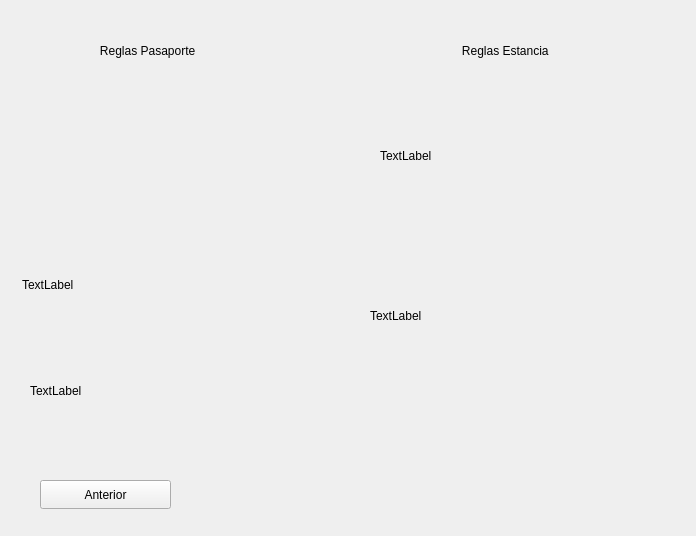
First picture: the form in GameScreen/libroreglas.ui, repository 0tomi/POO-TP, before the edit.
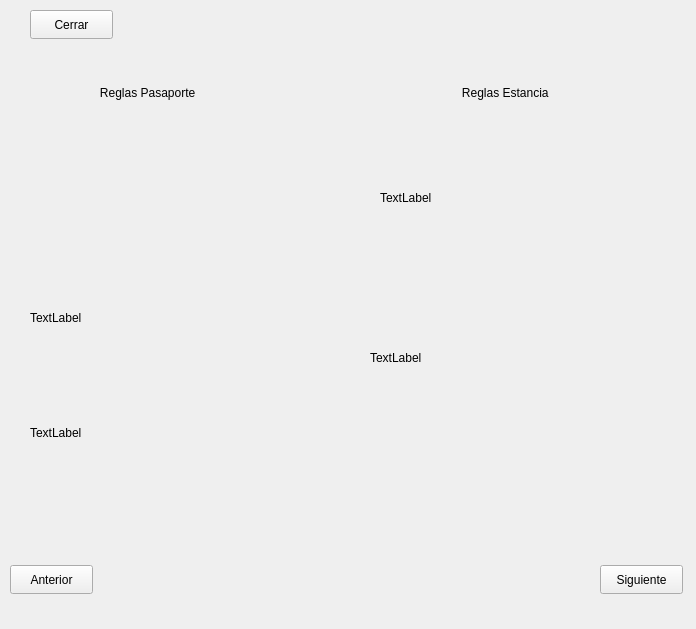
Second picture: the form after the edit. The open tabs and pages were chosen to show the change. Icons and pictures are not drawn.

```diff
--- a/GameScreen/libroreglas.ui
+++ b/GameScreen/libroreglas.ui
@@ -7,7 +7,7 @@
     <x>0</x>
     <y>0</y>
     <width>696</width>
-    <height>536</height>
+    <height>629</height>
    </rect>
   </property>
   <property name="windowTitle">
@@ -18,7 +18,7 @@
 	border-image: url(:/Resources/Documentos/abierto2 (1).png);
 }</string>
   </property>
-  <layout class="QHBoxLayout" name="horizontalLayout">
+  <layout class="QVBoxLayout" name="verticalLayout" stretch="1,12,2">
    <property name="spacing">
     <number>0</number>
    </property>
@@ -34,8 +34,28 @@
    <property name="bottomMargin">
     <number>0</number>
    </property>
+   <item>
+    <widget class="QWidget" name="CloseButton" native="true">
+     <widget class="QPushButton" name="BotonCerrar">
+      <property name="geometry">
+       <rect>
+        <x>30</x>
+        <y>10</y>
+        <width>83</width>
+        <height>29</height>
+       </rect>
+      </property>
+      <property name="text">
+       <string>Cerrar</string>
+      </property>
+     </widget>
+    </widget>
+   </item>
    <item>
     <widget class="QStackedWidget" name="LibroReglas">
+     <property name="autoFillBackground">
+      <bool>true</bool>
+     </property>
      <property name="styleSheet">
       <string notr="true">#LibroReglas{
 border-image: url(:/Resources/Documentos/abierto2 (1).png);
@@ -151,29 +171,12 @@
         <string/>
        </property>
       </widget>
-      <widget class="QPushButton" name="BotonAnterior">
-       <property name="geometry">
-        <rect>
-         <x>40</x>
-         <y>480</y>
-         <width>131</width>
-         <height>29</height>
-        </rect>
-       </property>
-       <property name="styleSheet">
-        <string notr="true">border-image: url(:/Resources/Documentos/pixil-frame-0 (5).png);
-color: rgb(0, 0, 0);</string>
-       </property>
-       <property name="text">
-        <string>Anterior</string>
-       </property>
-      </widget>
       <widget class="QLabel" name="EdadPermitida">
        <property name="geometry">
         <rect>
-         <x>22</x>
-         <y>229</y>
-         <width>291</width>
+         <x>30</x>
+         <y>220</y>
+         <width>281</width>
          <height>111</height>
         </rect>
        </property>
@@ -239,6 +242,79 @@
      </widget>
     </widget>
    </item>
+   <item>
+    <widget class="QStackedWidget" name="StackedBotones">
+     <property name="autoFillBackground">
+      <bool>false</bool>
+     </property>
+     <property name="styleSheet">
+      <string notr="true">#StackedBotones{
+	
+}</string>
+     </property>
+     <property name="currentIndex">
+      <number>2</number>
+     </property>
+     <widget class="QWidget" name="BotonesSigAnt">
+      <widget class="QPushButton" name="Siguiente">
+       <property name="geometry">
+        <rect>
+         <x>600</x>
+         <y>20</y>
+         <width>83</width>
+         <height>29</height>
+        </rect>
+       </property>
+       <property name="text">
+        <string>Siguiente</string>
+       </property>
+      </widget>
+      <widget class="QPushButton" name="Anterior">
+       <property name="geometry">
+        <rect>
+         <x>10</x>
+         <y>20</y>
+         <width>83</width>
+         <height>29</height>
+        </rect>
+       </property>
+       <property name="text">
+        <string>Anterior</string>
+       </property>
+      </widget>
+     </widget>
+     <widget class="QWidget" name="SoloAnterior">
+      <widget class="QPushButton" name="Anterior_2">
+       <property name="geometry">
+        <rect>
+         <x>20</x>
+         <y>20</y>
+         <width>83</width>
+         <height>29</height>
+        </rect>
+       </property>
+       <property name="text">
+        <string>Anterior</string>
+       </property>
+      </widget>
+     </widget>
+     <widget class="QWidget" name="SoloSiguiente">
+      <widget class="QPushButton" name="Siguiente_2">
+       <property name="geometry">
+        <rect>
+         <x>590</x>
+         <y>20</y>
+         <width>83</width>
+         <height>29</height>
+        </rect>
+       </property>
+       <property name="text">
+        <string>Siguiente</string>
+       </property>
+      </widget>
+     </widget>
+    </widget>
+   </item>
   </layout>
  </widget>
  <resources/>
```
Left out of the diff: 35 changed lines with no effect on the pictures.
